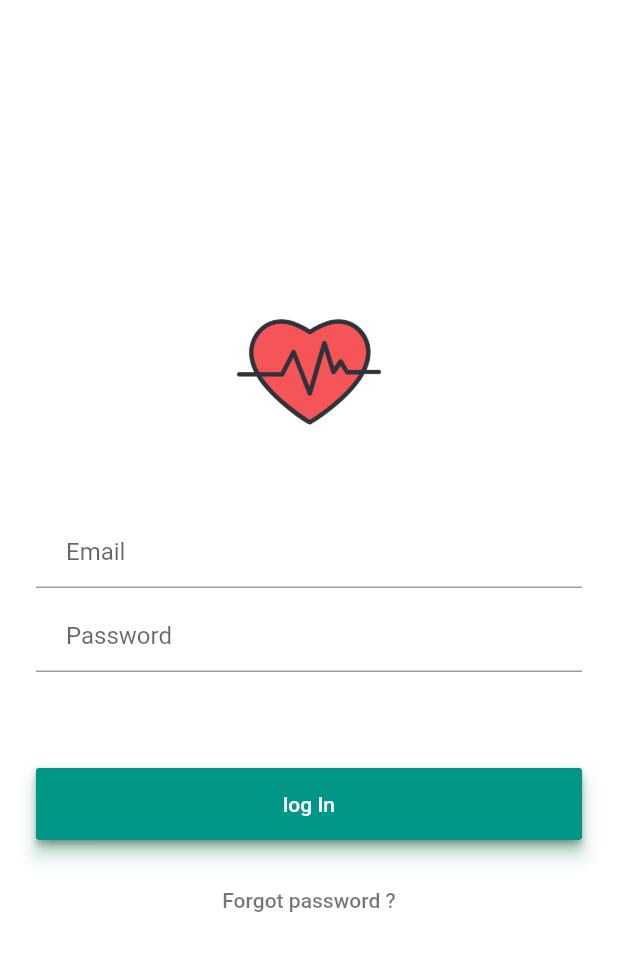
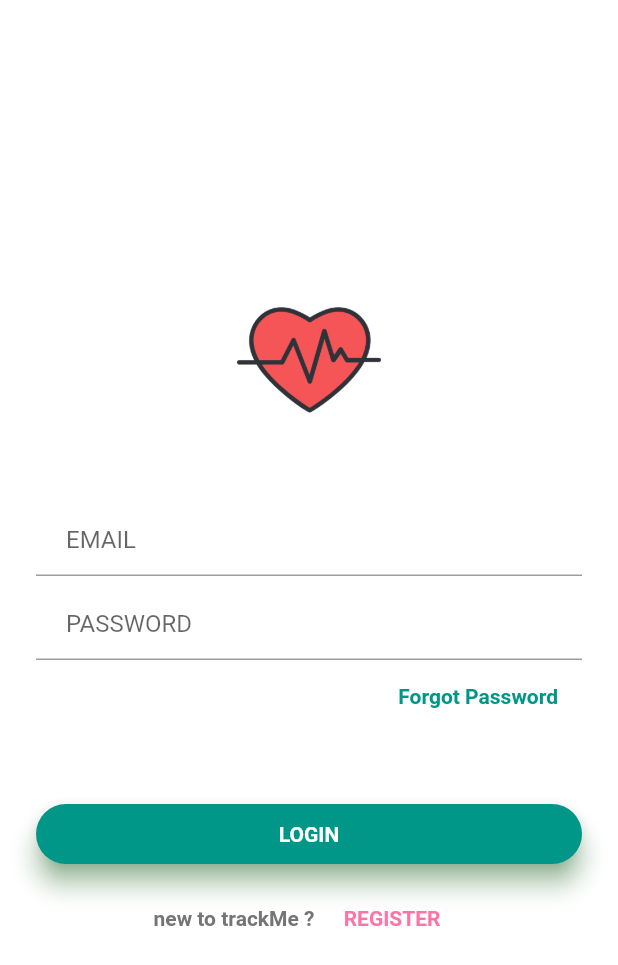
Before and after one commit to xnand/Data4Help_polimi-project, a Flutter app: the screen it shows after launch, on a phone screen of 412 x 824 dp. Shown: the top 965 px of the screen. Run offline on Flutter 3.47's test engine with Material 2 defaults, Android fonts, the phone set to English and light mode, and no system bars.

Commit message:
updated login page

```diff
--- a/ITD/MobileApp/trackme/lib/screens/loginpage.dart
+++ b/ITD/MobileApp/trackme/lib/screens/loginpage.dart
@@ -1,12 +1,12 @@
 import 'package:flutter/material.dart';
+import 'package:track_me/screens/feed.dart';
 import 'package:track_me/styles/colors.dart';
-import 'package:track_me/screens/feed.dart';
+
 import 'PageNavigator.dart';
+
 class LoginPage extends StatefulWidget {
-
   static String tag = 'login-page';
   @override
-
   _LoginPageState createState() => new _LoginPageState();
 }
 
@@ -27,7 +27,8 @@ class _LoginPageState extends State<LoginPage> {
       autofocus: false,
       initialValue: null,
       decoration: InputDecoration(
-          hintText: 'Email',
+
+          hintText: 'EMAIL',
           contentPadding: EdgeInsets.fromLTRB(20.0, 10.0, 20.0, 10.0),
           border: UnderlineInputBorder()),
     );
@@ -37,34 +38,86 @@ class _LoginPageState extends State<LoginPage> {
       initialValue: null,
       obscureText: true,
       decoration: InputDecoration(
-          hintText: 'Password',
+          hintText: 'PASSWORD',
           contentPadding: EdgeInsets.fromLTRB(20.0, 10.0, 20.0, 10.0),
           border: UnderlineInputBorder()),
     );
 
-    final loginButton = Padding(
-        padding: EdgeInsets.symmetric(vertical: 16.0),
+    final loginButton = Container(
+        height: 40,
         child: Material(
-          shadowColor: Colors.greenAccent.shade200,
-          elevation: 5.0,
-          child: MaterialButton(
-            minWidth: 200.0,
-            height: 48.0,
+          borderRadius: BorderRadius.circular(20),
+          shadowColor: Colors.green,
+          color: colorStyles['button_green'],
+          elevation: 7.0,
+          child: FlatButton(
+            color: Colors.transparent,
             onPressed: () {
               Navigator.of(context).pushNamed(PageNavigator.tag);
             },
-            color: colorStyles['button_green'],
-            child: Text(
-              'log In',
-              style: TextStyle(color: Colors.white),
+            child: Center(
+              child: Text(
+                'LOGIN',
+                style: TextStyle(
+                    color: Colors.white,
+                    fontWeight: FontWeight.bold,
+                    fontFamily: 'Roboto'),
+              ),
             ),
           ),
         ));
 
+    final registrationButton = Container(
+        height: 40,
+        child: Row(
+          mainAxisAlignment: MainAxisAlignment.center,
+          children: <Widget>[
+            Text('new to trackMe ? ',
+              style: TextStyle(
+                color: colorStyles['text_color'],
+                fontFamily: 'Roboto',
+                fontWeight: FontWeight.w700
+              ) ,
+            ),
+            Material(
+              borderRadius: BorderRadius.circular(20),
+
+              color: Colors.transparent,
+              elevation: 0,
+
+              child: FlatButton(
+
+                splashColor: Colors.transparent,
+                highlightColor: Colors.transparent,
+                onPressed: () {
+                  print('pressed');
+                },
+                child: Center(
+                  child: Text(
+                    'REGISTER',
+                    style: TextStyle(
+                        color: colorStyles['primary_pink'],
+                        fontWeight: FontWeight.bold,
+                        fontFamily: 'Roboto'),
+                  ),
+                ),
+              ),
+            )
+          ],
+        )
+    );
+
     final forgotLabel = FlatButton(
+      splashColor: Colors.transparent,
+      highlightColor: Colors.transparent,
       child: Text(
-        'Forgot password ?',
-        style: TextStyle(color: Colors.black54),
+        'Forgot Password',
+        style: TextStyle(
+          color: colorStyles['button_green'],
+          fontWeight: FontWeight.bold,
+          fontSize: 14.0
+
+        ),
       ),
       onPressed: () {},
     );
@@ -81,9 +134,17 @@ class _LoginPageState extends State<LoginPage> {
             email,
             SizedBox(height: 8),
             password,
+            Row(
+              mainAxisAlignment: MainAxisAlignment.end,
+              children: <Widget>[
+                forgotLabel,
+              ],
+            ),
             SizedBox(height: 48.0),
             loginButton,
-            forgotLabel,
+            SizedBox(height: 16.0),
+            registrationButton,
+
           ],
         ),
       ),
--- a/ITD/MobileApp/trackme/lib/screens/sharingPage.dart
+++ b/ITD/MobileApp/trackme/lib/screens/sharingPage.dart
@@ -193,6 +193,7 @@ class _SharingPageState extends State<SharingPage> {
                   final item = pendingRequestList[index];
                   return Dismissible(
                       // Show a red background as the item is swiped away
+                      movementDuration: Duration(seconds: 1),
                       secondaryBackground: Padding(
                         padding: EdgeInsets.only(top: 15, bottom: 5),
                         child: Container(
@@ -239,18 +240,27 @@ class _SharingPageState extends State<SharingPage> {
 
                       onDismissed: (direction) {
                         setState(() {
+
+                          //accepted request
                           if(direction == DismissDirection.endToStart) {
+                            item.accept();
+                            Scaffold.of(context).showSnackBar(SnackBar(
+                                content:
+                                Text("${item.companyName} following request accepted")));
+                          }
+                          //delete request
+                          else if(direction == DismissDirection.startToEnd) {
+                            item.refuse();
+                            Scaffold.of(context).showSnackBar(SnackBar(
+                                content:
+                                Text("${item.companyName} following request refused")));
 
                           }
-                          //delete request
-                          item.refuse(); //this function modify the database
                           pendingRequestList.removeAt(index);
 
                         });
 
-                        Scaffold.of(context).showSnackBar(SnackBar(
-                            content:
-                                Text("${item.companyName} request dismissed")));
+
                       },
                       child: pendingRequestList[index]);
                 }),
@@ -271,6 +281,7 @@ class _SharingPageState extends State<SharingPage> {
                   final item = activeRequestList[index];
                   return Dismissible(
                       // Show a red background as the item is swiped away
+                      movementDuration: Duration(seconds: 1),
                       background: Padding(
                         padding: EdgeInsets.only(top: 15, bottom: 5),
                         child: Container(
@@ -303,7 +314,7 @@ class _SharingPageState extends State<SharingPage> {
 
                         Scaffold.of(context).showSnackBar(SnackBar(
                             content:
-                                Text("${item.companyName} request dismissed")));
+                                Text("${item.companyName} subscription deleted")));
                       },
                       child: activeRequestList[index]);
                 })
```
